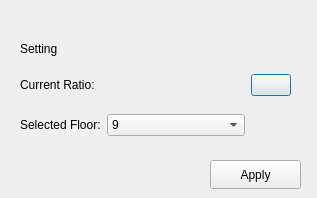
This is final/mapsettings.ui in FinalMission/raspberry-pi-qt as Qt 5 draws it before an edit. The edited form follows.
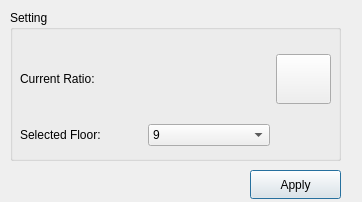
This is the edited form. Icons and pictures are not drawn.

The edit to the form file:
```diff
--- a/final/mapsettings.ui
+++ b/final/mapsettings.ui
@@ -6,38 +6,63 @@
    <rect>
     <x>0</x>
     <y>0</y>
-    <width>317</width>
-    <height>198</height>
+    <width>362</width>
+    <height>202</height>
    </rect>
   </property>
   <property name="windowTitle">
    <string>Dialog</string>
   </property>
+  <widget class="QPushButton" name="ApplyButton">
+   <property name="geometry">
+    <rect>
+     <x>250</x>
+     <y>170</y>
+     <width>91</width>
+     <height>29</height>
+    </rect>
+   </property>
+   <property name="text">
+    <string>Apply</string>
+   </property>
+  </widget>
+  <widget class="QGroupBox" name="groupBox">
+   <property name="geometry">
+    <rect>
+     <x>10</x>
+     <y>10</y>
+     <width>331</width>
+     <height>151</height>
+    </rect>
+   </property>
+   <property name="title">
+    <string>Setting</string>
+   </property>
   <widget class="QWidget" name="gridLayoutWidget">
    <property name="geometry">
     <rect>
-     <x>20</x>
+      <x>10</x>
      <y>30</y>
-     <width>271</width>
-     <height>120</height>
+      <width>311</width>
+      <height>121</height>
     </rect>
    </property>
    <layout class="QGridLayout" name="gridLayout">
-    <item row="2" column="0">
+     <item row="1" column="0">
      <widget class="QLabel" name="label_3">
       <property name="text">
        <string>Selected Floor:</string>
       </property>
      </widget>
     </item>
-    <item row="1" column="1">
+     <item row="0" column="1">
      <widget class="QLabel" name="CurrentRatio">
       <property name="text">
        <string/>
       </property>
      </widget>
     </item>
-    <item row="2" column="1">
+     <item row="1" column="1">
      <widget class="QComboBox" name="comboBox">
       <item>
        <property name="text">
@@ -51,27 +76,14 @@
       </item>
      </widget>
     </item>
-    <item row="1" column="0">
+     <item row="0" column="0">
      <widget class="QLabel" name="label_2">
       <property name="text">
        <string>Current Ratio:</string>
       </property>
      </widget>
     </item>
-    <item row="0" column="0">
-     <widget class="QLabel" name="label">
-      <property name="sizePolicy">
-       <sizepolicy hsizetype="Fixed" vsizetype="Fixed">
-        <horstretch>0</horstretch>
-        <verstretch>10</verstretch>
-       </sizepolicy>
-      </property>
-      <property name="text">
-       <string>Setting</string>
-      </property>
-     </widget>
-    </item>
-    <item row="1" column="2">
+     <item row="0" column="2">
      <widget class="QPushButton" name="SettingButton">
       <property name="sizePolicy">
        <sizepolicy hsizetype="Fixed" vsizetype="Fixed">
@@ -85,6 +97,12 @@
         <height>0</height>
        </size>
       </property>
+       <property name="maximumSize">
+        <size>
+         <width>55</width>
+         <height>50</height>
+        </size>
+       </property>
       <property name="styleSheet">
        <string notr="true">#SettingButton
 {
@@ -103,18 +121,6 @@
     </item>
    </layout>
   </widget>
-  <widget class="QPushButton" name="ApplyButton">
-   <property name="geometry">
-    <rect>
-     <x>210</x>
-     <y>160</y>
-     <width>91</width>
-     <height>29</height>
-    </rect>
-   </property>
-   <property name="text">
-    <string>Apply</string>
-   </property>
   </widget>
  </widget>
  <resources/>
```
Left out of the diff: 3 changed lines with no effect on the pictures. Lines whose indentation alone changed are shown as unchanged.
